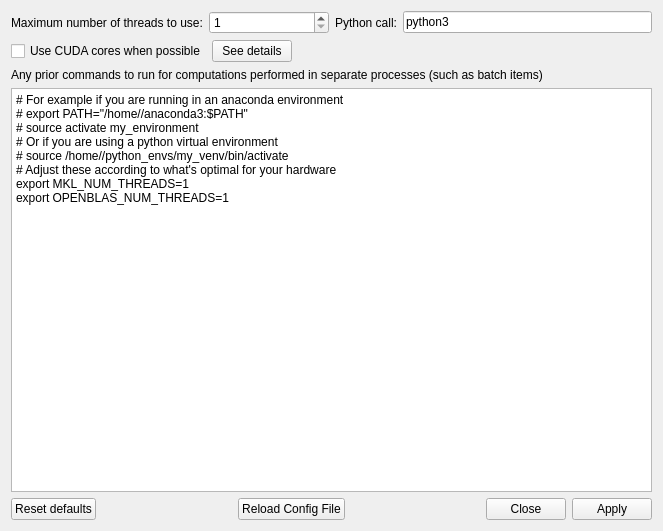
kushalkolar/MESmerize, file mesmerize/common/ui_files/system_config.ui: the form before one commit.
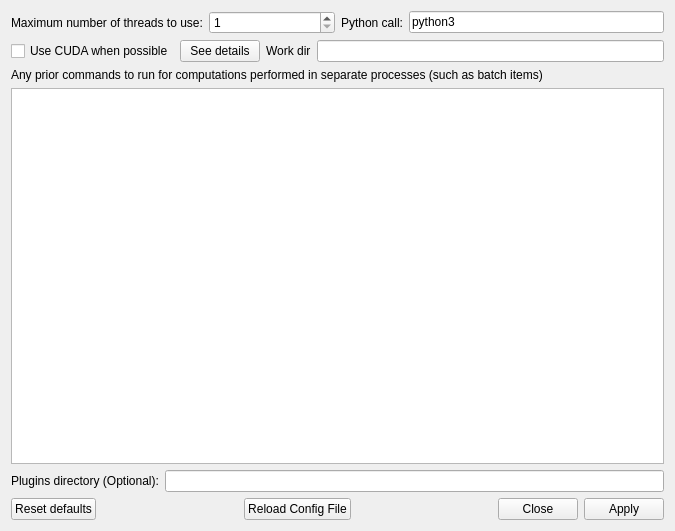
The form after the commit.

```diff
--- a/mesmerize/common/ui_files/system_config.ui
+++ b/mesmerize/common/ui_files/system_config.ui
@@ -6,7 +6,7 @@
    <rect>
     <x>0</x>
     <y>0</y>
-    <width>663</width>
+    <width>675</width>
     <height>531</height>
    </rect>
   </property>
@@ -78,11 +78,13 @@
     </layout>
    </item>
    <item>
+    <layout class="QHBoxLayout" name="horizontalLayout_8">
+     <item>
     <layout class="QHBoxLayout" name="horizontalLayout_6">
      <item>
       <widget class="QCheckBox" name="checkBoxUseCUDA">
        <property name="text">
-        <string>Use CUDA cores when possible</string>
+          <string>Use CUDA when possible</string>
        </property>
       </widget>
      </item>
@@ -93,18 +95,21 @@
        </property>
       </widget>
      </item>
+      </layout>
+     </item>
      <item>
-      <spacer name="horizontalSpacer_3">
-       <property name="orientation">
-        <enum>Qt::Horizontal</enum>
-       </property>
-       <property name="sizeHint" stdset="0">
-        <size>
-         <width>40</width>
-         <height>20</height>
-        </size>
-       </property>
-      </spacer>
+      <layout class="QHBoxLayout" name="horizontalLayout_7">
+       <item>
+        <widget class="QLabel" name="label_5">
+         <property name="text">
+          <string>Work dir</string>
+         </property>
+        </widget>
+       </item>
+       <item>
+        <widget class="QLineEdit" name="lineEditWorkDir"/>
+       </item>
+      </layout>
      </item>
     </layout>
    </item>
@@ -124,17 +129,24 @@
       </sizepolicy>
      </property>
      <property name="plainText">
-      <string># For example if you are running in an anaconda environment
-# export PATH=&quot;/home/&lt;user&gt;/anaconda3:$PATH&quot;
-# source activate my_environment
-# Or if you are using a python virtual environment
-# source /home/&lt;user&gt;/python_envs/my_venv/bin/activate
-# Adjust these according to what's optimal for your hardware
-export MKL_NUM_THREADS=1
-export OPENBLAS_NUM_THREADS=1</string>
+      <string/>
      </property>
     </widget>
    </item>
+   <item>
+    <layout class="QHBoxLayout" name="horizontalLayout_5">
+     <item>
+      <widget class="QLabel" name="label_4">
+       <property name="text">
+        <string>Plugins directory (Optional):</string>
+       </property>
+      </widget>
+     </item>
+     <item>
+      <widget class="QLineEdit" name="lineEditCustomModulesDir"/>
+     </item>
+    </layout>
+   </item>
    <item>
     <layout class="QHBoxLayout" name="horizontalLayout_3">
      <item>
```
Left out of the diff: 2 changed lines with no effect on the pictures. Lines whose indentation alone changed are shown as unchanged.
